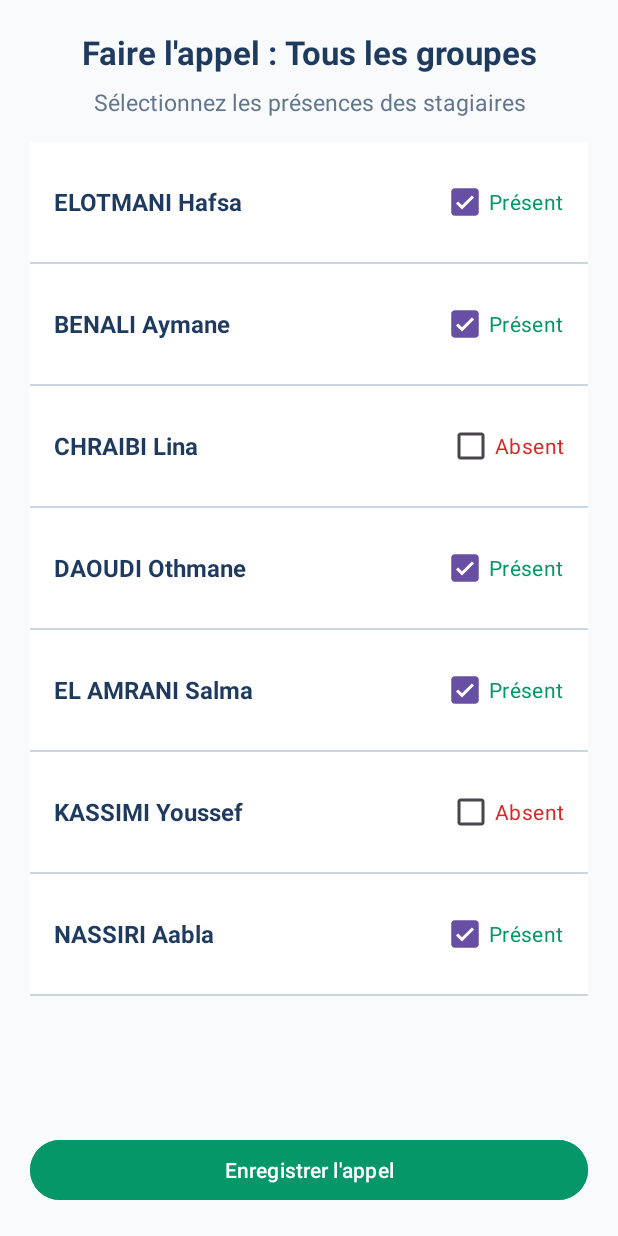
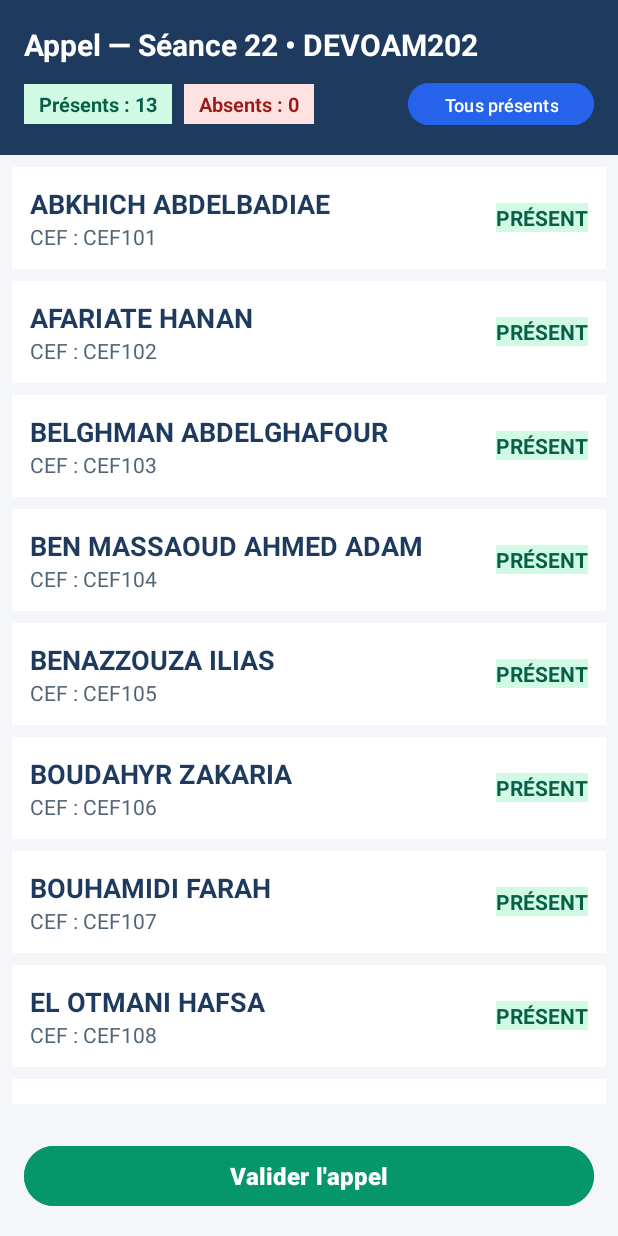
Before and after one commit to hafsaelotmani/PresenceManager, an Android app: the AppelActivity screen opened directly, with no data from a screen before it, on a phone screen of 412 x 824 dp. Run offline under Robolectric (Android 15) with nearby library versions, the phone set to English and light mode, and no system bars.

Commit message:
Ajout du RecyclerView d'appel des stagiaires (donne.kt, StagiaireRecyclerAdapter, item_stagire, recycleview)

```diff
--- a/app/src/main/java/com/example/presencemanager/AppelActivity.kt
+++ b/app/src/main/java/com/example/presencemanager/AppelActivity.kt
@@ -2,57 +2,86 @@ package com.example.presencemanager
 
 import android.os.Bundle
 import android.widget.Button
-import android.widget.ListView
 import android.widget.TextView
 import android.widget.Toast
 import androidx.appcompat.app.AlertDialog
 import androidx.appcompat.app.AppCompatActivity
+import androidx.recyclerview.widget.LinearLayoutManager
+import androidx.recyclerview.widget.RecyclerView
 
 class AppelActivity : AppCompatActivity() {
 
-    private lateinit var stagiaires: MutableList<Stagiaire>
-    private lateinit var adapter: StagiaireAdapter
+    private lateinit var listDonnes: MutableList<donne>
+    private lateinit var adapter: StagiaireRecyclerAdapter
+    private lateinit var txtCompteurPresents: TextView
+    private lateinit var txtCompteurAbsents: TextView
 
     override fun onCreate(savedInstanceState: Bundle?) {
         super.onCreate(savedInstanceState)
-        setContentView(R.layout.activity_appel)
+        setContentView(R.layout.recycleview)
 
-        val groupeNom = intent.getStringExtra("GROUPE_NOM") ?: "Tous les groupes"
+        val groupeNom = intent.getStringExtra("GROUPE_NOM") ?: "DEVOAM202"
+        val txtTitre = findViewById<TextView>(R.id.txtTitreAppelRecycler)
+        txtTitre.text = "Appel — Séance 22 • $groupeNom"
 
-        val txtTitre = findViewById<TextView>(R.id.txtTitreAppel)
-        val txtSousTitre = findViewById<TextView>(R.id.txtSousTitreAppel)
-        val listView = findViewById<ListView>(R.id.listStagiaires)
-        val btnValider = findViewById<Button>(R.id.btnValiderAppel)
+        txtCompteurPresents = findViewById(R.id.txtCompteurPresents)
+        txtCompteurAbsents = findViewById(R.id.txtCompteurAbsents)
+        val btnTousPresents = findViewById<Button>(R.id.btnTousPresents)
+        val btnValider = findViewById<Button>(R.id.btnValiderRecycler)
 
-        txtTitre.text = "Faire l'appel : $groupeNom"
-        txtSousTitre.text = "Sélectionnez les présences des stagiaires"
-
-        stagiaires = mutableListOf(
-            Stagiaire(1, "ELOTMANI", "Hafsa", true),
-            Stagiaire(2, "BENALI", "Aymane", true),
-            Stagiaire(3, "CHRAIBI", "Lina", false),
-            Stagiaire(4, "DAOUDI", "Othmane", true),
-            Stagiaire(5, "EL AMrani", "Salma", true),
-            Stagiaire(6, "KASSIMI", "Youssef", false),
-            Stagiaire(7, "NASSIRI", "Aabla", true)
+        listDonnes = mutableListOf(
+            donne("CEF101", "ABKHICH ABDELBADIAE", true),
+            donne("CEF102", "AFARIATE HANAN", true),
+            donne("CEF103", "BELGHMAN ABDELGHAFOUR", true),
+            donne("CEF104", "BEN MASSAOUD AHMED ADAM", true),
+            donne("CEF105", "BENAZZOUZA ILIAS", true),
+            donne("CEF106", "BOUDAHYR ZAKARIA", true),
+            donne("CEF107", "BOUHAMIDI FARAH", true),
+            donne("CEF108", "EL OTMANI HAFSA", true),
+            donne("CEF109", "EL YAAKOUBI AYMEN", true),
+            donne("CEF110", "ELFERGANI LAMYAA", true),
+            donne("CEF111", "ELHAIRCHE MOHAMED", true),
+            donne("CEF112", "ESSADEK HIBATALLAH", true),
+            donne("CEF113", "HMIDATE MEHDI", true)
         )
 
-        adapter = StagiaireAdapter(this, stagiaires)
-        listView.adapter = adapter
+        val rvStagiaires = findViewById<RecyclerView>(R.id.rvStagiaires)
+        rvStagiaires.layoutManager = LinearLayoutManager(this)
+
+        adapter = StagiaireRecyclerAdapter(listDonnes) {
+            actualiserCompteurs()
+        }
+        rvStagiaires.adapter = adapter
+
+        actualiserCompteurs()
+
+        btnTousPresents.setOnClickListener {
+            listDonnes.forEach { it.present = true }
+            adapter.notifyDataSetChanged()
+            actualiserCompteurs()
+        }
 
         btnValider.setOnClickListener {
-            val presents = stagiaires.count { it.estPresent }
-            val absents = stagiaires.size - presents
+            val presents = listDonnes.count { it.present }
+            val absents = listDonnes.size - presents
 
             AlertDialog.Builder(this)
-                .setTitle("Confirmation de l'appel")
-                .setMessage("Groupe : $groupeNom\nPrésents : $presents\nAbsents : $absents\n\nVoulez-vous enregistrer cette séance ?")
-                .setPositiveButton("Enregistrer") { _, _ ->
-                    Toast.makeText(this, "Appel enregistré avec succès pour $groupeNom !", Toast.LENGTH_LONG).show()
+                .setTitle("Validation de l'appel")
+                .setMessage("Séance : $groupeNom\nPrésents : $presents\nAbsents : $absents\n\nVoulez-vous enregistrer cette séance ?")
+                .setPositiveButton("Valider") { _, _ ->
+                    Toast.makeText(this, "Appel enregistré avec succès !", Toast.LENGTH_LONG).show()
                     finish()
                 }
                 .setNegativeButton("Annuler", null)
                 .show()
         }
     }
+
+    private fun actualiserCompteurs() {
+        val presents = listDonnes.count { it.present }
+        val absents = listDonnes.size - presents
+
+        txtCompteurPresents.text = "Présents : $presents"
+        txtCompteurAbsents.text = "Absents : $absents"
+    }
 }
--- /dev/null
+++ b/app/src/main/java/com/example/presencemanager/StagiaireRecyclerAdapter.kt
@@ -0,0 +1,60 @@
+package com.example.presencemanager
+
+import android.graphics.Color
+import android.view.LayoutInflater
+import android.view.View
+import android.view.ViewGroup
+import android.widget.TextView
+import androidx.recyclerview.widget.RecyclerView
+
+class StagiaireRecyclerAdapter(
+    private val listStagiaires: List<donne>,
+    private val onItemStateChanged: () -> Unit
+) : RecyclerView.Adapter<StagiaireRecyclerAdapter.ViewHolder>() {
+
+    class ViewHolder(view: View) : RecyclerView.ViewHolder(view) {
+        val txtNom: TextView = view.findViewById(R.id.txtNom)
+        val txtCef: TextView = view.findViewById(R.id.txtcef)
+        val txtEtat: TextView = view.findViewById(R.id.txtEtat)
+    }
+
+    override fun onCreateViewHolder(parent: ViewGroup, viewType: Int): ViewHolder {
+        val view = LayoutInflater.from(parent.context)
+            .inflate(R.layout.item_stagire, parent, false)
+        return ViewHolder(view)
+    }
+
+    override fun onBindViewHolder(holder: ViewHolder, position: Int) {
+        val stagiaire = listStagiaires[position]
+        holder.txtNom.text = stagiaire.nom
+        holder.txtCef.text = "CEF : ${stagiaire.matricule}"
+
+        updateEtatView(holder.txtEtat, stagiaire.present)
+
+        holder.itemView.setOnClickListener {
+            stagiaire.present = !stagiaire.present
+            updateEtatView(holder.txtEtat, stagiaire.present)
+            onItemStateChanged()
+        }
+
+        holder.txtEtat.setOnClickListener {
+            stagiaire.present = !stagiaire.present
+            updateEtatView(holder.txtEtat, stagiaire.present)
+            onItemStateChanged()
+        }
+    }
+
+    override fun getItemCount(): Int = listStagiaires.size
+
+    private fun updateEtatView(textView: TextView, isPresent: Boolean) {
+        if (isPresent) {
+            textView.text = "PRÉSENT"
+            textView.setTextColor(Color.parseColor("#065F46"))
+            textView.setBackgroundColor(Color.parseColor("#D1FAE5"))
+        } else {
+            textView.text = "ABSENT"
+            textView.setTextColor(Color.parseColor("#991B1B"))
+            textView.setBackgroundColor(Color.parseColor("#FEE2E2"))
+        }
+    }
+}
--- /dev/null
+++ b/app/src/main/java/com/example/presencemanager/donne.kt
@@ -0,0 +1,8 @@
+package com.example.presencemanager
+
+
+data class donne(
+    val matricule: String,
+    val nom: String,
+    var present: Boolean,
+)
--- /dev/null
+++ b/app/src/main/res/layout/item_stagire.xml
@@ -0,0 +1,26 @@
+<LinearLayout xmlns:android="http://schemas.android.com/apk/res/android"
+    android:layout_width="match_parent"
+    android:layout_height="wrap_content"
+    android:orientation="horizontal"
+    android:gravity="center_vertical"
+    android:padding="12dp"
+    android:layout_marginBottom="8dp"
+    android:background="#FFFFFF">
+    <LinearLayout android:layout_width="0dp"
+        android:layout_height="wrap_content"
+        android:layout_weight="1" android:orientation="vertical">
+        <TextView android:id="@+id/txtNom"
+            android:layout_width="match_parent"
+            android:layout_height="wrap_content"
+            android:textColor="#1E3A5F"
+            android:textSize="18sp" android:textStyle="bold" />
+        <TextView android:id="@+id/txtcef"
+            android:layout_width="match_parent"
+            android:layout_height="wrap_content"
+            android:textColor="#526578" />
+    </LinearLayout>
+    <TextView android:id="@+id/txtEtat"
+        android:layout_width="wrap_content"
+        android:layout_height="wrap_content"
+        android:textStyle="bold" />
+</LinearLayout>
--- /dev/null
+++ b/app/src/main/res/layout/recycleview.xml
@@ -0,0 +1,93 @@
+<?xml version="1.0" encoding="utf-8"?>
+<LinearLayout xmlns:android="http://schemas.android.com/apk/res/android"
+    xmlns:tools="http://schemas.android.com/tools"
+    android:layout_width="match_parent"
+    android:layout_height="match_parent"
+    android:orientation="vertical"
+    android:background="#F4F6F9">
+
+    <!-- En-tête avec Titre et Compteurs Présents / Absents -->
+    <LinearLayout
+        android:layout_width="match_parent"
+        android:layout_height="wrap_content"
+        android:background="#1E3A5F"
+        android:orientation="vertical"
+        android:padding="16dp">
+
+        <TextView
+            android:id="@+id/txtTitreAppelRecycler"
+            android:layout_width="match_parent"
+            android:layout_height="wrap_content"
+            android:text="Appel — Séance 22 • DEVOAM202"
+            android:textColor="#FFFFFF"
+            android:textSize="20sp"
+            android:textStyle="bold" />
+
+        <LinearLayout
+            android:layout_width="match_parent"
+            android:layout_height="wrap_content"
+            android:layout_marginTop="8dp"
+            android:orientation="horizontal"
+            android:gravity="center_vertical">
+
+            <TextView
+                android:id="@+id/txtCompteurPresents"
+                android:layout_width="wrap_content"
+                android:layout_height="wrap_content"
+                android:background="#D1FAE5"
+                android:textColor="#065F46"
+                android:paddingHorizontal="10dp"
+                android:paddingVertical="4dp"
+                android:textSize="13sp"
+                android:textStyle="bold"
+                android:text="Présents : 0" />
+
+            <TextView
+                android:id="@+id/txtCompteurAbsents"
+                android:layout_width="wrap_content"
+                android:layout_height="wrap_content"
+                android:layout_marginStart="8dp"
+                android:background="#FEE2E2"
+                android:textColor="#991B1B"
+                android:paddingHorizontal="10dp"
+                android:paddingVertical="4dp"
+                android:textSize="13sp"
+                android:textStyle="bold"
+                android:text="Absents : 0" />
+
+            <View
+                android:layout_width="0dp"
+                android:layout_height="0dp"
+                android:layout_weight="1" />
+
+            <Button
+                android:id="@+id/btnTousPresents"
+                android:layout_width="wrap_content"
+                android:layout_height="36dp"
+                android:text="Tous présents"
+                android:textSize="12sp"
+                android:textColor="#FFFFFF"
+                android:backgroundTint="#2563EB" />
+        </LinearLayout>
+    </LinearLayout>
+
+    <androidx.recyclerview.widget.RecyclerView
+        android:id="@+id/rvStagiaires"
+        android:layout_width="match_parent"
+        android:layout_height="0dp"
+        android:layout_weight="1"
+        android:padding="8dp"
+        tools:listitem="@layout/item_stagire" />
+
+    <Button
+        android:id="@+id/btnValiderRecycler"
+        android:layout_width="match_parent"
+        android:layout_height="wrap_content"
+        android:layout_margin="16dp"
+        android:text="Valider l'appel"
+        android:textColor="#FFFFFF"
+        android:textSize="16sp"
+        android:textStyle="bold"
+        android:backgroundTint="#059669" />
+
+</LinearLayout>
```
